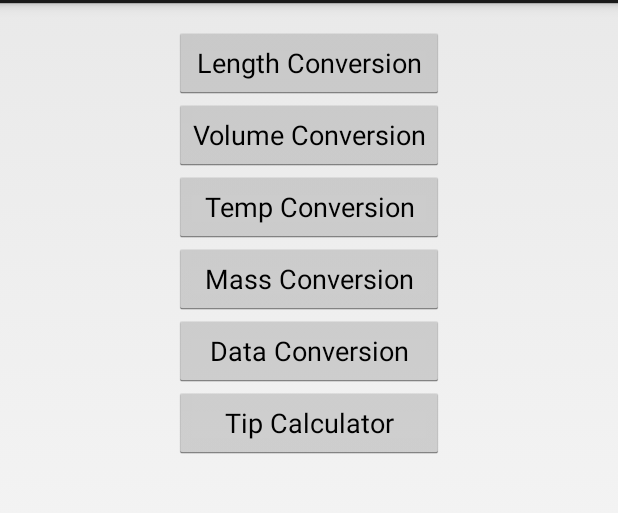
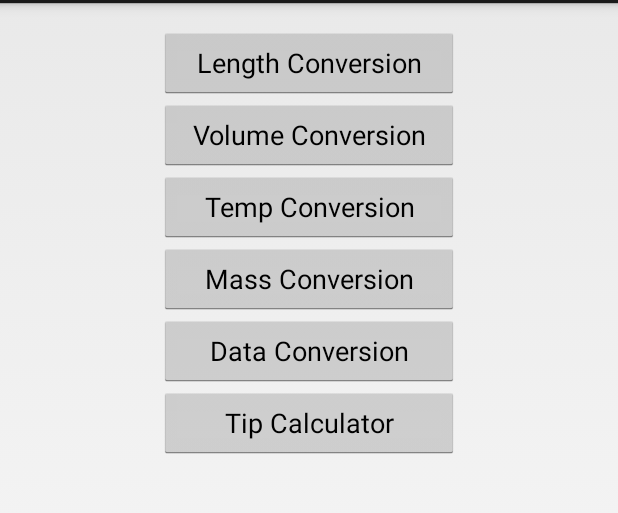
Before and after one commit to thejakeofink/MeasureUUUPProject, an Android app: the screen it shows after launch (MainActivity), on a phone screen of 412 x 824 dp, the part 69-582 px from its top. Run offline under Robolectric (Android 15) with nearby library versions, the phone set to English and light mode, and no system bars.

Commit message:
Updated Layouts and started work on BigDecimal Fix
Changed Some of the layouts to Linear rather than relative. Put in a
rounding amount for the bigdecimal divides possible need for design
change.

```diff
--- a/MeasureUUUP/src/main/java/com/thejakeofink/measureup/CurrencyActivity.java
+++ b/MeasureUUUP/src/main/java/com/thejakeofink/measureup/CurrencyActivity.java
@@ -1,7 +1,7 @@
 package com.thejakeofink.measureup;
 
+import android.app.Activity;
 import android.os.Bundle;
-import android.app.Activity;
 import android.view.Menu;
 
 public class CurrencyActivity extends Activity {
--- a/MeasureUUUP/src/main/java/com/thejakeofink/measureup/MainActivity.java
+++ b/MeasureUUUP/src/main/java/com/thejakeofink/measureup/MainActivity.java
@@ -1,13 +1,10 @@
 package com.thejakeofink.measureup;
 
+import android.app.Activity;
 import android.content.Intent;
 import android.os.Bundle;
-import android.app.Activity;
-import android.util.Log;
 import android.view.Menu;
 import android.view.View;
-import android.widget.Button;
-import android.widget.TextView;
 
 public class MainActivity extends Activity {
     private final String TAG = "MainActivity";
--- a/MeasureUUUP/src/main/java/com/thejakeofink/measureup/MassActivity.java
+++ b/MeasureUUUP/src/main/java/com/thejakeofink/measureup/MassActivity.java
@@ -1,7 +1,7 @@
 package com.thejakeofink.measureup;
 
+import android.app.Activity;
 import android.os.Bundle;
-import android.app.Activity;
 import android.view.Menu;
 
 public class MassActivity extends Activity {
--- a/MeasureUUUP/src/main/java/com/thejakeofink/measureup/TempActivity.java
+++ b/MeasureUUUP/src/main/java/com/thejakeofink/measureup/TempActivity.java
@@ -1,7 +1,7 @@
 package com.thejakeofink.measureup;
 
+import android.app.Activity;
 import android.os.Bundle;
-import android.app.Activity;
 import android.view.Menu;
 
 public class TempActivity extends Activity {
--- a/MeasureUUUP/src/main/java/com/thejakeofink/measureup/TipActivity.java
+++ b/MeasureUUUP/src/main/java/com/thejakeofink/measureup/TipActivity.java
@@ -1,7 +1,7 @@
 package com.thejakeofink.measureup;
 
+import android.app.Activity;
 import android.os.Bundle;
-import android.app.Activity;
 import android.view.Menu;
 
 public class TipActivity extends Activity {
--- a/MeasureUUUP/src/main/java/com/thejakeofink/measureup/VolumeActivity.java
+++ b/MeasureUUUP/src/main/java/com/thejakeofink/measureup/VolumeActivity.java
@@ -1,7 +1,7 @@
 package com.thejakeofink.measureup;
 
+import android.app.Activity;
 import android.os.Bundle;
-import android.app.Activity;
 import android.view.Menu;
 
 public class VolumeActivity extends Activity {
--- a/MeasureUUUP/src/main/res/layout/activity_main.xml
+++ b/MeasureUUUP/src/main/res/layout/activity_main.xml
@@ -1,4 +1,4 @@
-<TableLayout xmlns:android="http://schemas.android.com/apk/res/android"
+<LinearLayout xmlns:android="http://schemas.android.com/apk/res/android"
     xmlns:tools="http://schemas.android.com/tools"
     android:layout_width="match_parent"
     android:layout_height="match_parent"
@@ -7,80 +7,45 @@
     android:paddingTop="@dimen/activity_vertical_margin"
     android:paddingBottom="@dimen/activity_vertical_margin"
     tools:context=".MainActivity"
-    android:gravity="center_horizontal">
+    android:gravity="center_horizontal"
+    android:orientation="vertical">
 
-    <TableRow
-            android:layout_width="wrap_content"
-            android:layout_height="wrap_content"
-            android:gravity="center_horizontal">
         <Button
-                android:layout_width="wrap_content"
+                android:layout_width="200dp"
                 android:layout_height="wrap_content"
                 android:text="@string/length_but"
                 android:id="@+id/length_button"
                 android:onClick="runLength"/>
-    </TableRow>
-    <TableRow
-            android:layout_width="wrap_content"
-            android:layout_height="wrap_content"
-            android:gravity="center_horizontal">
         <Button
-                android:layout_width="wrap_content"
+                android:layout_width="200dp"
                 android:layout_height="wrap_content"
                 android:text="@string/volume_but"
                 android:id="@+id/volume_button"
                 android:onClick="runVolume"/>
-    </TableRow>
-    <TableRow
-            android:layout_width="wrap_content"
-            android:layout_height="wrap_content"
-            android:gravity="center_horizontal">
         <Button
-                android:layout_width="wrap_content"
+                android:layout_width="200dp"
                 android:layout_height="wrap_content"
                 android:text="@string/temp_but"
                 android:id="@+id/temp_button"
                 android:onClick="runTemp"/>
-    </TableRow>
-    <TableRow
-            android:layout_width="wrap_content"
-            android:layout_height="wrap_content"
-            android:gravity="center_horizontal">
        <Button
-                android:layout_width="wrap_content"
+                android:layout_width="200dp"
                 android:layout_height="wrap_content"
                 android:text="@string/mass_but"
                 android:id="@+id/mass_button"
                 android:onClick="runMass"/>
-    </TableRow>
-       <!-- <Button
-                android:layout_width="wrap_content"
-                android:layout_height="wrap_content"
-                android:text="@string/currency_but"
-                android:id="@+id/currency_button"
-                android:onClick="runCurrency"/>-->
-    <TableRow
-            android:layout_width="wrap_content"
-            android:layout_height="wrap_content"
-            android:gravity="center_horizontal">
         <Button
-                android:layout_width="wrap_content"
+                android:layout_width="200dp"
                 android:layout_height="wrap_content"
                 android:text="@string/data_but"
                 android:id="@+id/data_button"
                 android:onClick="runData"/>
-    </TableRow>
-    <TableRow
-            android:layout_width="wrap_content"
-            android:layout_height="wrap_content"
-            android:gravity="center_horizontal">
         <Button
-                android:layout_width="wrap_content"
+                android:layout_width="200dp"
                 android:layout_height="wrap_content"
                 android:text="@string/tip_but"
                 android:id="@+id/tip_button"
                 android:onClick="runTip"/>
-    </TableRow>
 
         <!--<TextView
             android:layout_width="wrap_content"
@@ -90,4 +55,4 @@
             android:id="@+id/test_textview"/>-->
 
 
-</TableLayout>
+</LinearLayout>
```
Also changed, not shown: MeasureUUUP/src/main/java/com/thejakeofink/measureup/DataActivity.java (+12 -6 lines), MeasureUUUP/src/main/java/com/thejakeofink/measureup/LengthActivity.java (+37 -25 lines), MeasureUUUP/src/main/res/layout/activity_data.xml (+19 -13 lines), MeasureUUUP/src/main/res/layout/activity_leng.xml (+23 -18 lines), MeasureUUUP/src/main/res/layout/activity_volume.xml (+21 -18 lines), 1 other file.
